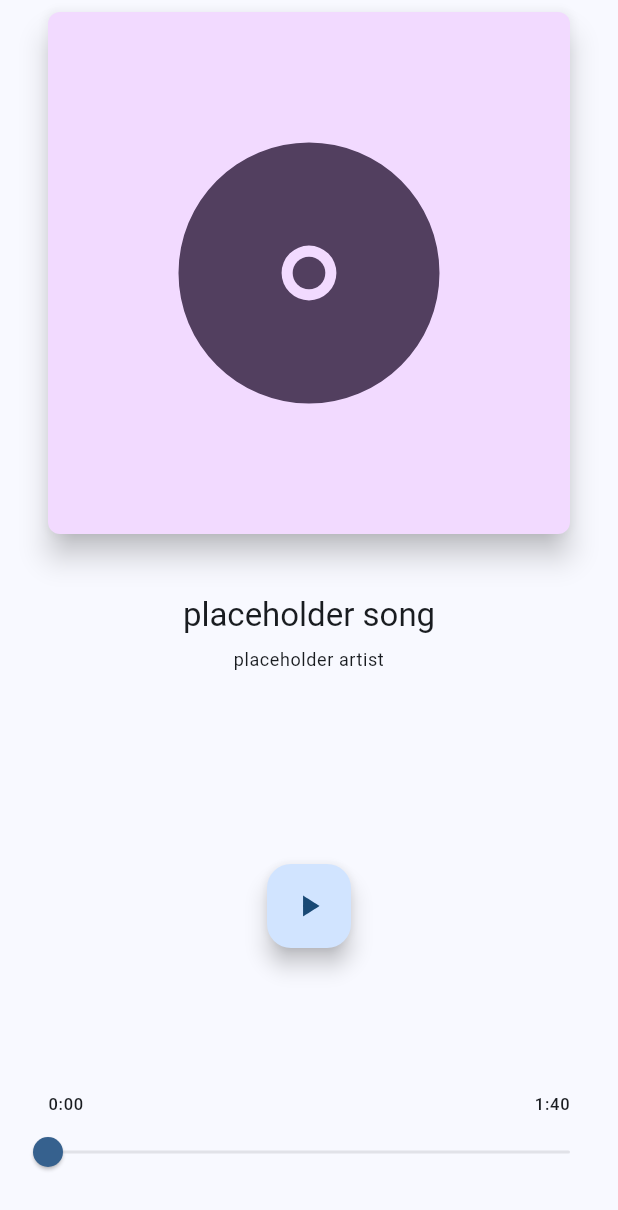
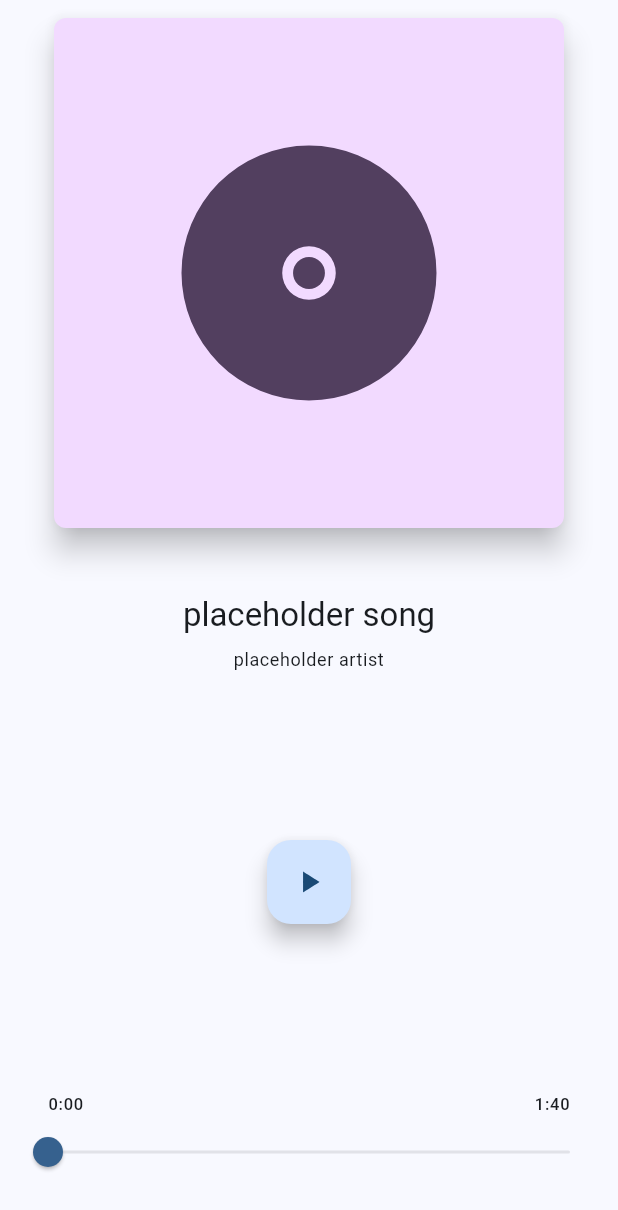
Before and after one commit to LiquidPL/fluid, a Flutter app: the screen it shows after launch, on a phone screen of 412 x 824 dp. Shown: the top 1210 px of the screen. Run offline on Flutter 3.47's test engine with Material 2 defaults, Android fonts, the phone set to English and light mode, and no system bars; drawn by our look-alikes of dynamic_color; our stand-ins replace flutter_hooks, flutter_svg, hooks_riverpod, riverpod.

Commit message:
Refactor layout in NowPlaying
* now lays out properly in landscape orientation
* margins moved from child widgets to parent
* renamed Controls to SongControls

```diff
--- a/lib/now_playing.dart
+++ b/lib/now_playing.dart
@@ -10,24 +10,42 @@
 
   @override
   Widget build(BuildContext context) {
+    final isPortrait =
+        MediaQuery.of(context).orientation == Orientation.portrait;
+
     return SafeArea(
+      minimum: !isPortrait
+          ? const EdgeInsets.symmetric(vertical: 32.0, horizontal: 16.0)
+          : EdgeInsets.zero,
+      child: Flex(
+        direction: isPortrait ? Axis.vertical : Axis.horizontal,
+        children: [
+          Container(
+            margin: isPortrait
+                ? const EdgeInsets.symmetric(horizontal: 32.0, vertical: 8.0)
+                : null,
+            child: const AlbumCover(),
+          ),
+          Expanded(
+            child: Container(
+              margin: const EdgeInsets.only(top: 32.0),
               child: Column(
                 mainAxisAlignment: MainAxisAlignment.spaceBetween,
                 crossAxisAlignment: CrossAxisAlignment.center,
                 children: [
-          Column(
-            children: const [
-              AlbumCover(),
-              SongDetails(
+                  const SongDetails(
                     title: 'placeholder song',
                     artist: 'placeholder artist',
                   ),
+                  const SongControls(),
+                  Container(
+                    margin:
+                        isPortrait ? const EdgeInsets.only(bottom: 32.0) : null,
+                    child: const ProgressBar(),
+                  ),
                 ],
               ),
-          const Controls(),
-          Container(
-            margin: const EdgeInsets.only(bottom: 32.0),
-            child: const ProgressBar(),
+            ),
           ),
         ],
       ),
@@ -43,7 +61,6 @@
   @override
   Widget build(BuildContext context) {
     return Card(
-      margin: const EdgeInsets.symmetric(horizontal: 32.0, vertical: 8.0),
       elevation: 8,
       shape: RoundedRectangleBorder(
         borderRadius: BorderRadius.circular(8.0),
@@ -75,9 +92,7 @@
 
   @override
   Widget build(BuildContext context) {
-    return Container(
-      margin: const EdgeInsets.symmetric(vertical: 32.0),
-      child: Column(
+    return Column(
       children: [
         Container(
           margin: const EdgeInsets.only(bottom: 8.0),
@@ -93,13 +108,12 @@
           textAlign: TextAlign.center,
         ),
       ],
-      ),
     );
   }
 }
 
-class Controls extends HookConsumerWidget {
-  const Controls({Key? key}) : super(key: key);
+class SongControls extends HookConsumerWidget {
+  const SongControls({Key? key}) : super(key: key);
 
   @override
   Widget build(BuildContext context, WidgetRef ref) {
@@ -178,7 +192,9 @@
               max: ref.watch(durationProvider),
               value: ref.watch(progressProvider),
               onChanged: (newProgress) {
-                ref.read(progressProvider.notifier).update((state) => newProgress);
+                ref
+                    .read(progressProvider.notifier)
+                    .update((state) => newProgress);
               },
             ),
           ],
```
Also changed, not shown: lib/main.dart (+8 -1 lines), 4 other files. Lines whose indentation alone changed are shown as unchanged.
